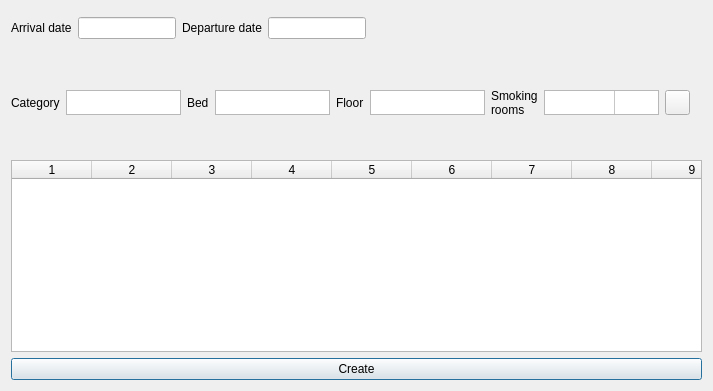
First picture: the form in Resort/dlgcreategroupreservation.ui, repository End1-1/Resort, before the edit.
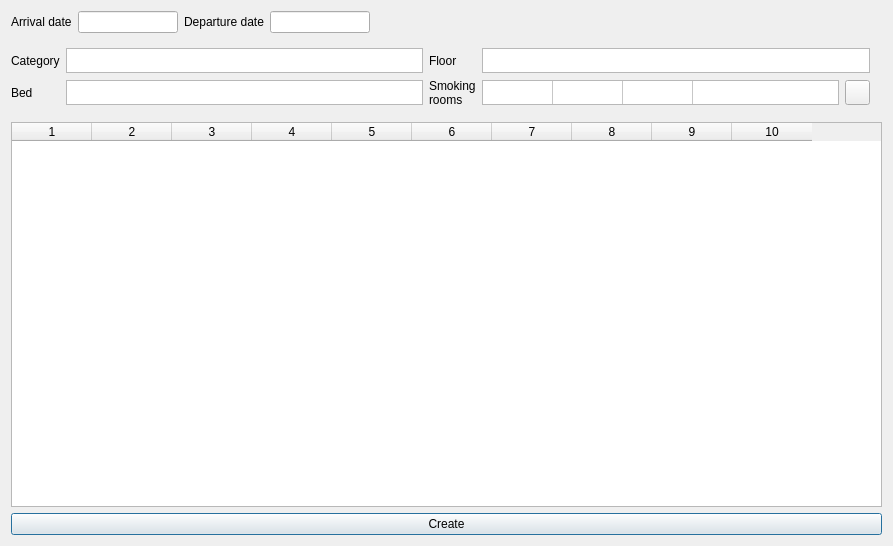
Second picture: the form after the edit. Icons and pictures are not drawn. Custom widgets are drawn as their Qt base class.

Diff of the .ui file:
```diff
--- a/Resort/dlgcreategroupreservation.ui
+++ b/Resort/dlgcreategroupreservation.ui
@@ -6,8 +6,8 @@
    <rect>
     <x>0</x>
     <y>0</y>
-    <width>713</width>
-    <height>391</height>
+    <width>893</width>
+    <height>546</height>
    </rect>
   </property>
   <property name="sizePolicy">
@@ -20,21 +20,20 @@
    <string>Group reservation</string>
   </property>
   <layout class="QGridLayout" name="gridLayout_3">
-   <item row="8" column="0" colspan="3">
-    <widget class="QPushButton" name="btnCreate">
-     <property name="text">
-      <string>Create</string>
-     </property>
-    </widget>
-   </item>
-   <item row="7" column="0" colspan="3">
+   <item row="5" column="0" colspan="3">
     <widget class="QTableWidget" name="tblData">
      <property name="sizePolicy">
       <sizepolicy hsizetype="Expanding" vsizetype="Expanding">
        <horstretch>0</horstretch>
-       <verstretch>0</verstretch>
+       <verstretch>1</verstretch>
       </sizepolicy>
      </property>
+     <property name="minimumSize">
+      <size>
+       <width>0</width>
+       <height>0</height>
+      </size>
+     </property>
      <property name="verticalScrollBarPolicy">
       <enum>Qt::ScrollBarAlwaysOff</enum>
      </property>
@@ -105,15 +104,22 @@
      </column>
     </widget>
    </item>
-   <item row="3" column="0">
-    <widget class="QWidget" name="wdtGroup" native="true">
+   <item row="6" column="0" colspan="3">
+    <widget class="QPushButton" name="btnCreate">
+     <property name="text">
+      <string>Create</string>
+     </property>
+    </widget>
+   </item>
+   <item row="1" column="0">
+    <widget class="QWidget" name="widget_5" native="true">
      <property name="minimumSize">
       <size>
        <width>0</width>
        <height>0</height>
       </size>
      </property>
-     <layout class="QGridLayout" name="gridLayout_5">
+     <layout class="QHBoxLayout" name="horizontalLayout_3">
       <property name="leftMargin">
        <number>0</number>
       </property>
@@ -126,29 +132,80 @@
       <property name="bottomMargin">
        <number>0</number>
       </property>
-      <property name="spacing">
-       <number>6</number>
-      </property>
+      <item>
+       <widget class="QLabel" name="label_4">
+        <property name="text">
+         <string>Arrival date</string>
+        </property>
+       </widget>
+      </item>
+      <item>
+       <widget class="EDateEdit" name="deArrival">
+        <property name="maximumSize">
+         <size>
+          <width>100</width>
+          <height>16777215</height>
+         </size>
+        </property>
+       </widget>
+      </item>
+      <item>
+       <widget class="QLabel" name="label_5">
+        <property name="text">
+         <string>Departure date</string>
+        </property>
+       </widget>
+      </item>
+      <item>
+       <widget class="EDateEdit" name="deDeparture">
+        <property name="maximumSize">
+         <size>
+          <width>100</width>
+          <height>16777215</height>
+         </size>
+        </property>
+       </widget>
+      </item>
+      <item>
+       <spacer name="horizontalSpacer">
+        <property name="orientation">
+         <enum>Qt::Horizontal</enum>
+        </property>
+        <property name="sizeHint" stdset="0">
+         <size>
+          <width>326</width>
+          <height>20</height>
+         </size>
+        </property>
+       </spacer>
+      </item>
      </layout>
     </widget>
    </item>
-   <item row="6" column="0">
+   <item row="4" column="0">
     <widget class="QWidget" name="widget_6" native="true">
-     <layout class="QHBoxLayout" name="horizontalLayout_2">
+     <layout class="QGridLayout" name="gridLayout">
       <property name="leftMargin">
        <number>0</number>
       </property>
       <property name="rightMargin">
        <number>0</number>
       </property>
-      <item>
+      <item row="1" column="0">
+       <widget class="QLabel" name="label_25">
+        <property name="text">
+         <string>Bed</string>
+        </property>
+       </widget>
+      </item>
+      <item row="0" column="0">
        <widget class="QLabel" name="label_24">
         <property name="text">
          <string>Category</string>
         </property>
        </widget>
       </item>
-      <item>
+      <item row="0" column="2">
        <widget class="QTableWidget" name="tblCategory">
         <property name="maximumSize">
          <size>
@@ -169,7 +226,7 @@
          <bool>false</bool>
         </attribute>
         <attribute name="horizontalHeaderDefaultSectionSize">
-         <number>25</number>
+         <number>35</number>
         </attribute>
         <attribute name="verticalHeaderVisible">
          <bool>false</bool>
@@ -179,53 +236,15 @@
         </attribute>
        </widget>
       </item>
-      <item>
-       <widget class="QLabel" name="label_25">
-        <property name="text">
-         <string>Bed</string>
-        </property>
-       </widget>
-      </item>
-      <item>
-       <widget class="QTableWidget" name="tblBed">
-        <property name="maximumSize">
-         <size>
-          <width>16777215</width>
-          <height>25</height>
-         </size>
-        </property>
-        <property name="verticalScrollBarPolicy">
-         <enum>Qt::ScrollBarAlwaysOff</enum>
-        </property>
-        <property name="horizontalScrollBarPolicy">
-         <enum>Qt::ScrollBarAlwaysOff</enum>
-        </property>
-        <property name="editTriggers">
-         <set>QAbstractItemView::NoEditTriggers</set>
-        </property>
-        <attribute name="horizontalHeaderVisible">
-         <bool>false</bool>
-        </attribute>
-        <attribute name="horizontalHeaderDefaultSectionSize">
-         <number>25</number>
-        </attribute>
-        <attribute name="verticalHeaderVisible">
-         <bool>false</bool>
-        </attribute>
-        <attribute name="verticalHeaderDefaultSectionSize">
-         <number>25</number>
-        </attribute>
-       </widget>
-      </item>
-      <item>
+      <item row="0" column="5">
        <widget class="QLabel" name="label_26">
         <property name="text">
          <string>Floor</string>
         </property>
        </widget>
       </item>
-      <item>
-       <widget class="QTableWidget" name="tblFloor">
+      <item row="1" column="2">
+       <widget class="QTableWidget" name="tblBed">
         <property name="maximumSize">
          <size>
           <width>16777215</width>
@@ -245,7 +264,7 @@
          <bool>false</bool>
         </attribute>
         <attribute name="horizontalHeaderDefaultSectionSize">
-         <number>25</number>
+         <number>35</number>
         </attribute>
         <attribute name="verticalHeaderVisible">
          <bool>false</bool>
@@ -255,7 +274,7 @@
         </attribute>
        </widget>
       </item>
-      <item>
+      <item row="1" column="5">
        <widget class="QLabel" name="label_27">
         <property name="text">
          <string>Smoking
@@ -263,7 +282,7 @@
         </property>
        </widget>
       </item>
-      <item>
+      <item row="1" column="6">
        <widget class="QTableWidget" name="tblSmoke">
         <property name="maximumSize">
          <size>
@@ -317,7 +336,7 @@
         </column>
        </widget>
       </item>
-      <item>
+      <item row="1" column="7">
        <widget class="QPushButton" name="btnClearRoomFilter">
         <property name="minimumSize">
          <size>
@@ -340,100 +359,36 @@
         </property>
        </widget>
       </item>
-     </layout>
-    </widget>
-   </item>
-   <item row="1" column="0">
-    <widget class="QWidget" name="widget_4" native="true">
-     <property name="minimumSize">
-      <size>
-       <width>0</width>
-       <height>0</height>
-      </size>
-     </property>
-     <layout class="QVBoxLayout" name="verticalLayout_2">
-      <property name="leftMargin">
-       <number>0</number>
-      </property>
-      <property name="topMargin">
-       <number>0</number>
-      </property>
-      <property name="rightMargin">
-       <number>0</number>
-      </property>
-      <property name="bottomMargin">
-       <number>0</number>
-      </property>
-     </layout>
-    </widget>
-   </item>
-   <item row="2" column="0">
-    <widget class="QWidget" name="widget_5" native="true">
-     <property name="minimumSize">
-      <size>
-       <width>0</width>
-       <height>0</height>
-      </size>
-     </property>
-     <layout class="QHBoxLayout" name="horizontalLayout_3">
-      <property name="leftMargin">
-       <number>0</number>
-      </property>
-      <property name="topMargin">
-       <number>0</number>
-      </property>
-      <property name="rightMargin">
-       <number>0</number>
-      </property>
-      <property name="bottomMargin">
-       <number>0</number>
-      </property>
-      <item>
-       <widget class="QLabel" name="label_4">
-        <property name="text">
-         <string>Arrival date</string>
-        </property>
-       </widget>
-      </item>
-      <item>
-       <widget class="EDateEdit" name="deArrival">
+      <item row="0" column="6" colspan="2">
+       <widget class="QTableWidget" name="tblFloor">
         <property name="maximumSize">
          <size>
-          <width>100</width>
-          <height>16777215</height>
+          <width>16777215</width>
+          <height>25</height>
          </size>
         </property>
-       </widget>
-      </item>
-      <item>
-       <widget class="QLabel" name="label_5">
-        <property name="text">
-         <string>Departure date</string>
+        <property name="verticalScrollBarPolicy">
+         <enum>Qt::ScrollBarAlwaysOff</enum>
         </property>
-       </widget>
-      </item>
-      <item>
-       <widget class="EDateEdit" name="deDeparture">
-        <property name="maximumSize">
-         <size>
-          <width>100</width>
-          <height>16777215</height>
-         </size>
+        <property name="horizontalScrollBarPolicy">
+         <enum>Qt::ScrollBarAlwaysOff</enum>
         </property>
-       </widget>
-      </item>
-      <item>
-       <spacer name="horizontalSpacer">
-        <property name="orientation">
-         <enum>Qt::Horizontal</enum>
+        <property name="editTriggers">
+         <set>QAbstractItemView::NoEditTriggers</set>
         </property>
-        <property name="sizeHint" stdset="0">
-         <size>
-          <width>326</width>
-          <height>20</height>
-         </size>
-        </property>
-       </spacer>
+        <attribute name="horizontalHeaderVisible">
+         <bool>false</bool>
+        </attribute>
+        <attribute name="horizontalHeaderDefaultSectionSize">
+         <number>35</number>
+        </attribute>
+        <attribute name="verticalHeaderVisible">
+         <bool>false</bool>
+        </attribute>
+        <attribute name="verticalHeaderDefaultSectionSize">
+         <number>25</number>
+        </attribute>
+       </widget>
       </item>
      </layout>
     </widget>
```
